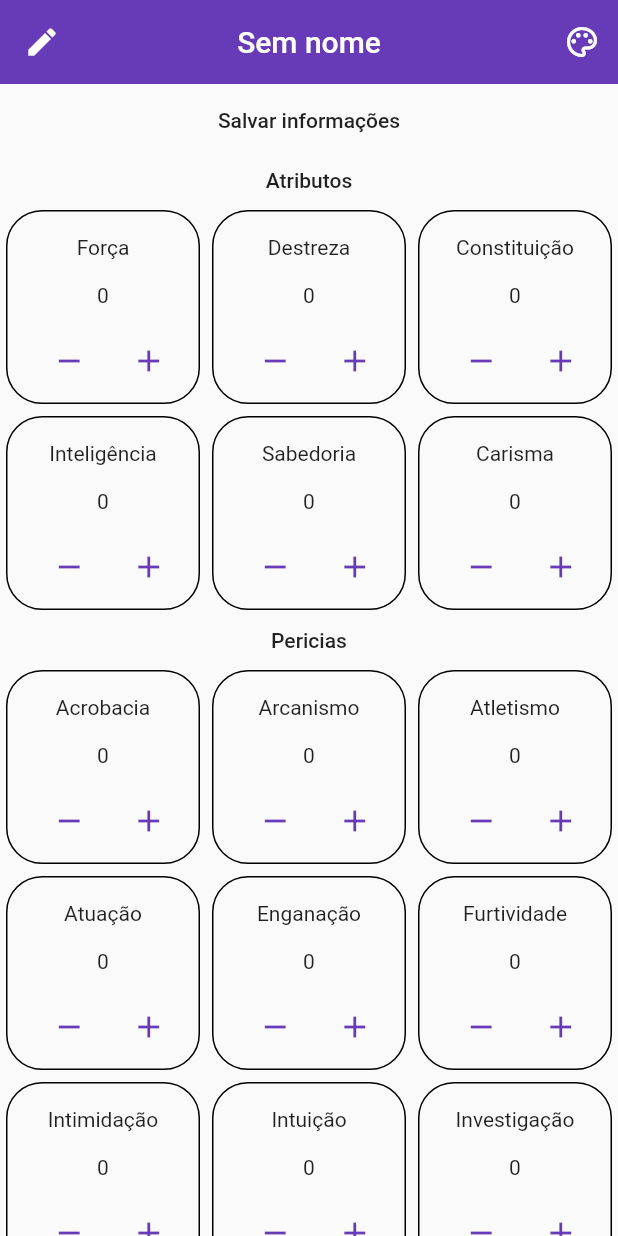
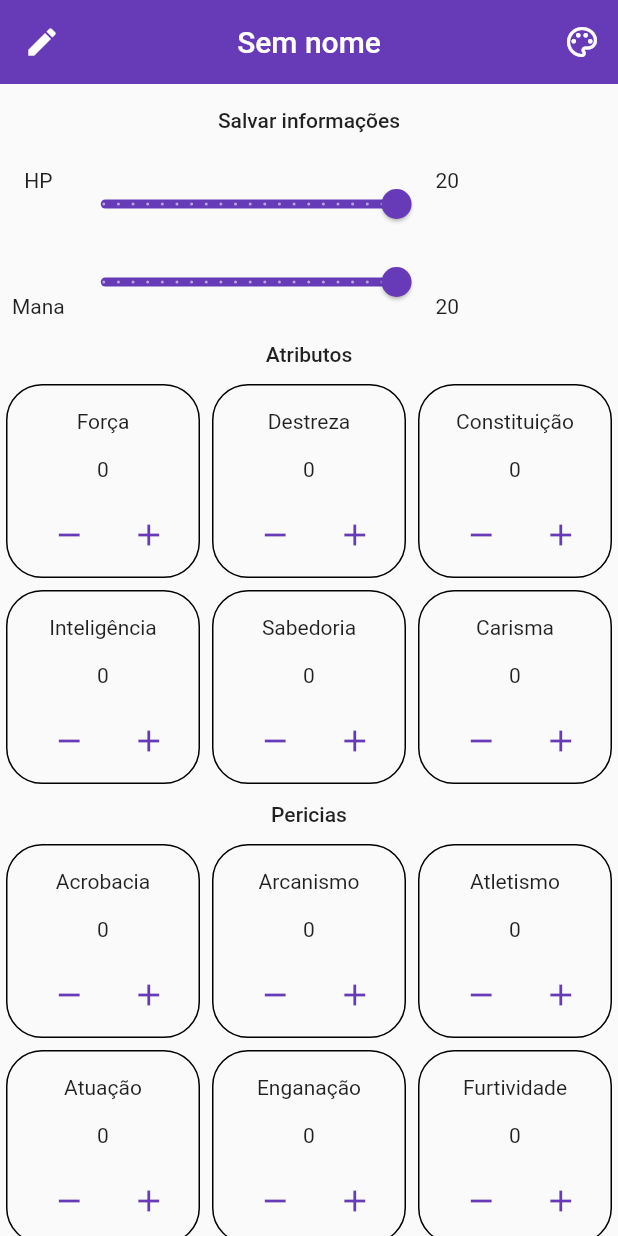
Before and after one commit to JGabrielMacedo/rpg_app, a Flutter app: the screen it shows after launch, on a phone screen of 412 x 824 dp. Run offline on Flutter 3.47's test engine with Material 2 defaults, Android fonts, the phone set to English and light mode, and no system bars; our stand-ins replace equatable, flutter_bloc, shared_preferences, sqflite; accounts and stored records are empty.

Commit message:
inicio visualização de vida e stamina

```diff
--- /dev/null
+++ b/lib/src/view/dashboard_view/components/character_profile.dart
@@ -0,0 +1,64 @@
+import 'package:flutter/material.dart';
+
+class CharacterProfile extends StatelessWidget {
+  const CharacterProfile({Key? key}) : super(key: key);
+
+  @override
+  Widget build(BuildContext context) {
+    return Padding(
+      padding: const EdgeInsets.all(8.0),
+      child: Container(
+        decoration: const BoxDecoration(shape: BoxShape.circle),
+        child: Row(
+          children: [
+            SizedBox(
+                height: 100,
+                child: Column(
+                    children: [Text("HP"), Text("Mana")],
+                    mainAxisAlignment: MainAxisAlignment.spaceBetween)),
+            SizedBox(
+                height: 100,
+                child: Column(
+                    children: [PointLine(), PointLine()],
+                    mainAxisAlignment: MainAxisAlignment.spaceBetween)),
+            SizedBox(
+                height: 100,
+                child: Column(
+                    children: [Text("20"), Text("20")],
+                    mainAxisAlignment: MainAxisAlignment.spaceBetween)),
+          ],
+        ),
+      ),
+    );
+  }
+}
+
+const int qntPoint = 60;
+
+class PointLine extends StatefulWidget {
+  const PointLine({Key? key, this.pointsNumbers = qntPoint}) : super(key: key);
+  final int pointsNumbers;
+
+  @override
+  State<PointLine> createState() => _PointLineState();
+}
+
+class _PointLineState extends State<PointLine> {
+  double _currentSliderValue = 20;
+  final int totalPoints = 20;
+
+  @override
+  Widget build(BuildContext context) {
+    final Size screenSize = MediaQuery.of(context).size;
+    return SizedBox(
+      width: screenSize.width / 10 * 6,
+      child: Slider(
+        value: _currentSliderValue,
+        max: totalPoints * 1.0,
+        divisions: totalPoints,
+        label: _currentSliderValue.round().toString(),
+        onChanged: (double value) => setState(() => _currentSliderValue = value),
+      ),
+    );
+  }
+}
--- a/lib/src/view/dashboard_view/dashboard_view.dart
+++ b/lib/src/view/dashboard_view/dashboard_view.dart
@@ -3,6 +3,7 @@ import 'package:flutter_bloc/flutter_bloc.dart';
 import 'package:rpg_app/src/rule/cubit/dashboard_cubit/dashboard.dart';
 import 'package:rpg_app/src/view/components/sample_curcular_button.dart';
 import 'package:rpg_app/src/view/dashboard_view/components/attributes_view.dart';
+import 'package:rpg_app/src/view/dashboard_view/components/character_profile.dart';
 import 'package:rpg_app/src/view/dashboard_view/components/dashboard_app_bar_view.dart';
 import 'package:rpg_app/src/view/dashboard_view/components/pericia_view.dart';
 
@@ -25,6 +26,7 @@ class DashboardView extends StatelessWidget {
                     slivers: [
                       const DashboardAppBar(),
                       _buildSaveInformationButton(context),
+                      SliverToBoxAdapter(child: CharacterProfile()),
                       _buildAttributesTitle(context),
                       const AttributesView(),
                       _buildExpertiseTitle(context),
```
